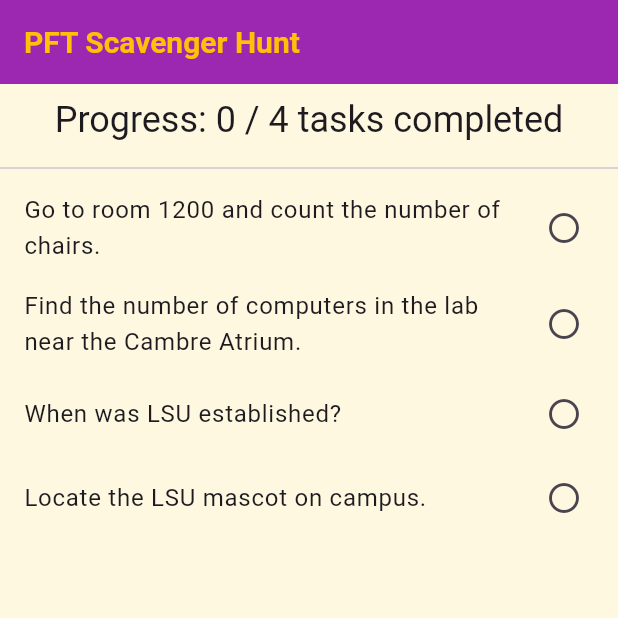
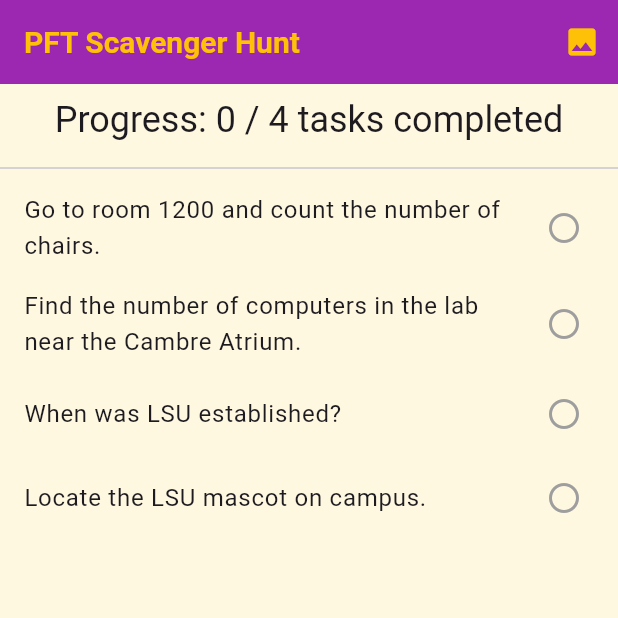
Before and after one commit to Jdav331/lsu_scavenge, a Flutter app: the screen it shows after launch, on a phone screen of 412 x 824 dp, the top half of it. Run offline on Flutter 3.47's test engine with Material 3 defaults, Android fonts, the phone set to English and light mode, and no system bars; our stand-ins replace shared_preferences.

Commit message:
commit 2 cand

```diff
--- a/lib/main.dart
+++ b/lib/main.dart
@@ -1,4 +1,5 @@
 import 'package:flutter/material.dart';
+import 'package:shared_preferences/shared_preferences.dart';
 
 void main() {
   runApp(const MyApp());
@@ -27,15 +28,6 @@
         floatingActionButtonTheme: const FloatingActionButtonThemeData(
           backgroundColor: Colors.purple,
         ),
-        elevatedButtonTheme: ElevatedButtonThemeData(
-          style: ElevatedButton.styleFrom(
-            shape: RoundedRectangleBorder(
-              borderRadius: BorderRadius.circular(12),
-            ),
-            padding: const EdgeInsets.symmetric(vertical: 12, horizontal: 20),
-            textStyle: const TextStyle(fontSize: 16, fontWeight: FontWeight.bold),
-          ),
-        ),
         useMaterial3: true,
       ),
       home: const HomePage(),
@@ -51,22 +43,59 @@
 }
 
 class _HomePageState extends State<HomePage> {
-  final Set<int> completedTasks = {};
+  Set<int> completedTasks = {};
+
+  @override
+  void initState() {
+    super.initState();
+    _loadCompletedTasks();
+  }
+
+  // Load saved completed tasks from local storage
+  Future<void> _loadCompletedTasks() async {
+    SharedPreferences prefs = await SharedPreferences.getInstance();
+    List<String>? savedTasks = prefs.getStringList('completedTasks');
+    if (savedTasks != null) {
+      setState(() {
+        completedTasks = savedTasks.map((e) => int.parse(e)).toSet();
+      });
+    }
+  }
+
+  // Save completed tasks in local storage
+  Future<void> _saveCompletedTasks() async {
+    SharedPreferences prefs = await SharedPreferences.getInstance();
+    await prefs.setStringList('completedTasks', completedTasks.map((e) => e.toString()).toList());
+  }
 
   void markTaskCompleted(int taskId) {
     setState(() {
       completedTasks.add(taskId);
     });
+    _saveCompletedTasks();
   }
 
   @override
   Widget build(BuildContext context) {
     int totalTasks = tasks.length;
     int completedCount = completedTasks.length;
+    bool allCompleted = completedCount == totalTasks;
 
     return Scaffold(
       appBar: AppBar(
         title: const Text('PFT Scavenger Hunt'),
+        actions: [
+          IconButton(
+            icon: const Icon(Icons.image),
+            tooltip: 'LSU Gallery',
+            onPressed: () {
+              Navigator.push(
+                context,
+                MaterialPageRoute(builder: (context) => const LsuGalleryPage()),
+              );
+            },
+          ),
+        ],
       ),
       body: Column(
         children: [
@@ -77,6 +106,15 @@
               style: Theme.of(context).textTheme.headlineSmall,
             ),
           ),
+          if (allCompleted)
+            const Padding(
+              padding: EdgeInsets.all(8.0),
+              child: Text(
+                '🎉 Congratulations! You have completed all tasks! 🎉',
+                style: TextStyle(fontSize: 18, fontWeight: FontWeight.bold, color: Colors.green),
+                textAlign: TextAlign.center,
+              ),
+            ),
           const Divider(),
           Expanded(
             child: ListView.builder(
@@ -84,11 +122,16 @@
               itemBuilder: (context, index) {
                 Task task = tasks[index];
                 bool isCompleted = completedTasks.contains(task.id);
-                return ListTile(
+
+                return AnimatedOpacity(
+                  duration: const Duration(milliseconds: 500),
+                  opacity: isCompleted ? 0.5 : 1.0,
+                  child: ListTile(
                     title: Text(task.description),
-                  trailing: isCompleted
-                      ? const Icon(Icons.check_circle, color: Colors.green)
-                      : const Icon(Icons.radio_button_unchecked),
+                    trailing: Icon(
+                      isCompleted ? Icons.check_circle : Icons.radio_button_unchecked,
+                      color: isCompleted ? Colors.green : Colors.grey,
+                    ),
                     onTap: () async {
                       if (isCompleted) return;
                       final result = await Navigator.push<bool>(
@@ -99,6 +142,7 @@
                         markTaskCompleted(task.id);
                       }
                     },
+                  ),
                 );
               },
             ),
@@ -124,14 +168,14 @@
     String answer = _answerController.text.trim().toLowerCase();
     if (answer == widget.task.correctAnswer.toLowerCase()) {
       ScaffoldMessenger.of(context).showSnackBar(
-        const SnackBar(content: Text('Correct!', style: TextStyle(color: Colors.white)), backgroundColor: Colors.green),
+        const SnackBar(content: Text('Correct!'), backgroundColor: Colors.green),
       );
       Future.delayed(const Duration(seconds: 1), () {
         Navigator.pop(context, true);
       });
     } else {
       ScaffoldMessenger.of(context).showSnackBar(
-        const SnackBar(content: Text('Incorrect. Try again.', style: TextStyle(color: Colors.white)), backgroundColor: Colors.red),
+        const SnackBar(content: Text('Incorrect. Try again.'), backgroundColor: Colors.red),
       );
     }
   }
@@ -146,7 +190,13 @@
         padding: const EdgeInsets.all(16.0),
         child: Column(
           children: [
-            Text(widget.task.description, style: const TextStyle(fontSize: 18)),
+            Hero(
+              tag: widget.task.id,
+              child: Material(
+                type: MaterialType.transparency,
+                child: Text(widget.task.description, style: const TextStyle(fontSize: 18)),
+              ),
+            ),
             const SizedBox(height: 20),
             TextField(
               controller: _answerController,
@@ -207,11 +257,7 @@
   final String description;
   final String correctAnswer;
 
-  Task({
-    required this.id,
-    required this.description,
-    required this.correctAnswer,
-  });
+  Task({required this.id, required this.description, required this.correctAnswer});
 }
 
 final List<Task> tasks = [
```
Lines whose indentation alone changed are shown as unchanged.
